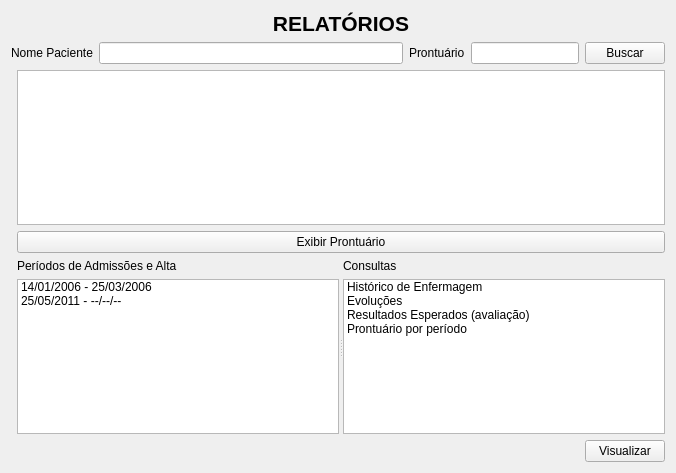
Before: the Qt Designer form GUI/reports.ui in LCapanelli/RP3, drawn with Qt 5.
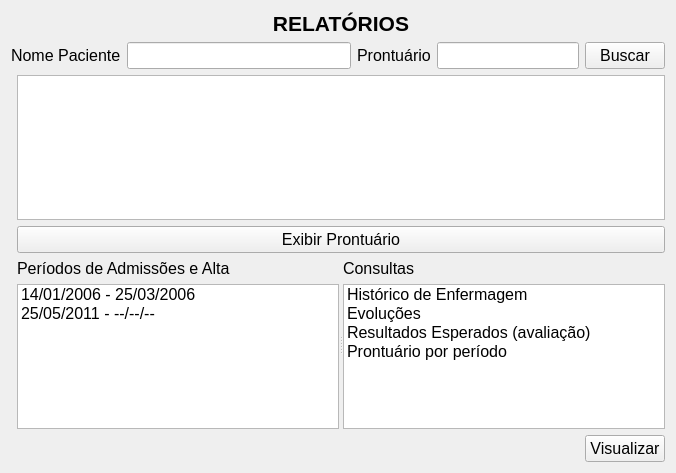
After: the same form once the commit is applied.

The edit to the form file:
```diff
--- a/GUI/reports.ui
+++ b/GUI/reports.ui
@@ -10,6 +10,11 @@
     <height>473</height>
    </rect>
   </property>
+  <property name="font">
+   <font>
+    <pointsize>12</pointsize>
+   </font>
+  </property>
   <property name="windowTitle">
    <string>Form</string>
   </property>
```
